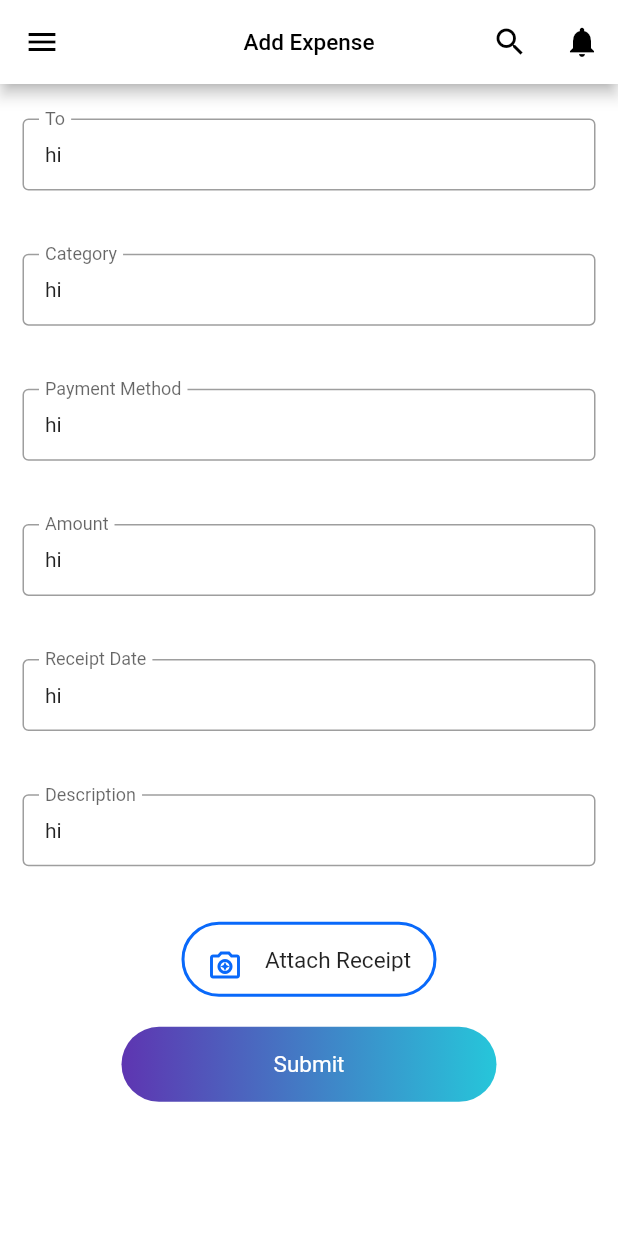
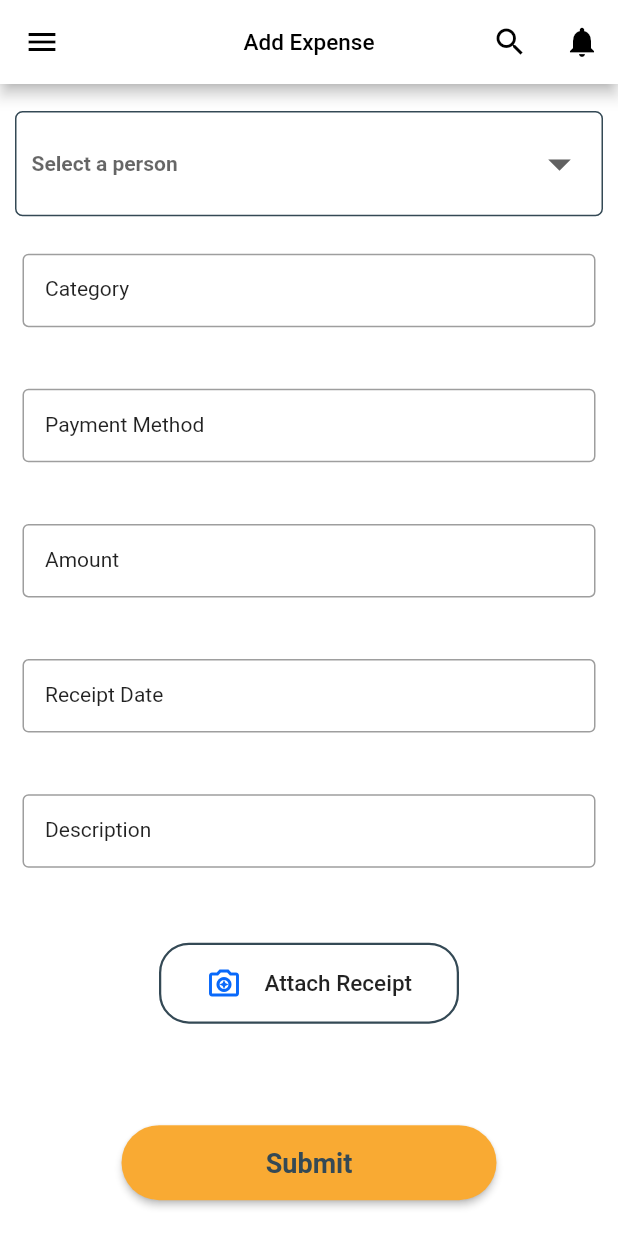
Before and after one commit to Koshaliya/ReExA, a Flutter app: the screen it shows after launch, on a phone screen of 412 x 824 dp. Run offline on Flutter 3.47's test engine with Material 2 defaults, Android fonts, the phone set to English and light mode, and no system bars.

Commit message:
dropDown

```diff
--- a/lib/Widgets/InputBoxCard.dart
+++ b/lib/Widgets/InputBoxCard.dart
@@ -1,30 +1,33 @@
+import 'dart:ui';
+
 import 'package:flutter/material.dart';
 
 class InputField extends StatelessWidget {
   final String label;
+  final String hintText;
 
-  const InputField({this.label});
+  const InputField({this.label,this.hintText});
 
   @override
   Widget build(BuildContext context) {
     return Container(
+      height: 200.0,
       margin: EdgeInsets.all(15.0),
-      child: InputDecorator(
+      child: TextField(
         decoration: InputDecoration(
-            labelText: label,
-            border: OutlineInputBorder(),
-            contentPadding: EdgeInsets.all(15.0)),
-        child: Row(
-          mainAxisAlignment: MainAxisAlignment.spaceBetween,
-          mainAxisSize: MainAxisSize.min,
-          children: <Widget>[
-            Text('hi'),
-          ],
+          labelText: label,
+          labelStyle: TextStyle(color: Colors.black87,fontSize: 14.0),
+          border: OutlineInputBorder(),
+          contentPadding: EdgeInsets.all(15.0),
+          hintText: 'hi',
+          hintStyle: TextStyle(color: Colors.grey,fontSize: 12.0),
         ),
       ),
     );
   }
 }
+
+
 
 class AttachButton extends StatelessWidget {
   final String label;
@@ -32,31 +35,78 @@ class AttachButton extends StatelessWidget {
 
   @override
   Widget build(BuildContext context) {
-    return Container(
-      alignment: Alignment.center,
-      decoration: BoxDecoration(
-        border: Border.all(width: 2.0, color: Color(0xFF0969FA)),
-        borderRadius: BorderRadius.circular(50),
-      ),
-      child: Row(
-        mainAxisAlignment: MainAxisAlignment.spaceBetween,
-        crossAxisAlignment: CrossAxisAlignment.center,
-        textBaseline: TextBaseline.ideographic,
-        children: [
-          Icon(
-            Icons.camera_enhance_outlined,
-            color: Color(0xFF0969FA),
-          ),
-          Text(
-            label,
-            style: TextStyle(fontSize: 15.0, color: Colors.black87),
-          ),
-        ],
-      ),
-      width: 170.0,
-      height: 50.0,
-      padding: EdgeInsets.all(15.0),
-      margin: EdgeInsets.symmetric(vertical: 10.0, horizontal: 25.0),
+    return SizedBox(
+      width: 200.0,
+      child: FlatButton(onPressed: (){},
+        shape: RoundedRectangleBorder(
+          borderRadius: BorderRadius.circular(20.0),
+          side: BorderSide(color: Color(0xFF344955),
+          width: 1.5
+          ) ),
+        padding: EdgeInsets.all(15.0),
+        child: Row(
+          mainAxisAlignment: MainAxisAlignment.center,
+          children: [
+            Icon(
+              Icons.camera_enhance_outlined,
+              color: Color(0xFF0969FA),
+            ),
+            SizedBox(
+              width: 15.0
+            ),
+            Text(
+              label,
+              style: TextStyle(fontSize: 15.0, color: Colors.black87),
+            ),
+          ],
+        ),
+       ),
     );
   }
 }
+
+String valueChoose;
+List listItem = [
+  "M001","M002","M003","M004","M005","M006"
+];
+
+
+class DropDownArrow extends StatefulWidget {
+  @override
+  _DropDownArrowState createState() => _DropDownArrowState();
+}
+
+class _DropDownArrowState extends State<DropDownArrow> {
+  @override
+  Widget build(BuildContext context) {
+    return Padding(
+      padding: const EdgeInsets.all(10.0),
+
+      child: Container(
+        padding: EdgeInsets.all(10.0),
+        decoration: BoxDecoration(
+          border: Border.all(color:Color(0xFF344955),width: 1),
+          borderRadius: BorderRadius.circular(5.0)
+        ),
+        child: DropdownButton(
+          hint:Text('Select a person'),
+          dropdownColor: Color(0xFF344955),
+          icon: Icon(Icons.arrow_drop_down),
+          iconSize: 36,
+          isExpanded: true,
+          style: TextStyle(color: Color(0xFFF9AA33),fontWeight: FontWeight.bold),
+          underline: SizedBox(),
+          value: valueChoose,
+          onChanged: (newValue){
+            setState(() {
+              valueChoose = newValue;
+            });
+          },
+          items:listItem.map((valueItem){
+            return DropdownMenuItem(child: Text(valueItem),value: valueItem,);
+          }).toList(),
+        ),
+      ),
+    );
+  }
+}
--- a/lib/Widgets/TodayMonthCard.dart
+++ b/lib/Widgets/TodayMonthCard.dart
@@ -1,5 +1,6 @@
 import 'package:flutter/material.dart';
 import 'constants.dart';
+
 
 class LoginButton extends StatelessWidget {
   final String label;
@@ -7,24 +8,24 @@ class LoginButton extends StatelessWidget {
 
   @override
   Widget build(BuildContext context) {
-    return Container(
-      alignment: Alignment.center,
-      decoration: BoxDecoration(
-        gradient: LinearGradient(colors: [
-          Colors.deepPurple[600],
-          Colors.cyan[400],
-        ]),
-        borderRadius: BorderRadius.circular(50),
-      ),
-      child: Text(label,
-          style: TextStyle(fontSize: 15.0, color: Colors.white)),
+    return SizedBox(
+      height: 50.0,
       width: 250.0,
-      height: 50.0,
-      padding: EdgeInsets.all(15.0),
-      margin: EdgeInsets.symmetric(vertical: 10.0, horizontal: 25.0),
+      child: RaisedButton(onPressed: (){},
+          shape: RoundedRectangleBorder(
+            borderRadius: BorderRadius.circular(40.0),
+             ),
+          padding: EdgeInsets.all(15.0),
+          color: Color(0xFFF9AA33),
+          child: Text(label,
+            style: TextStyle(fontSize: 18.0, color: Color(0xFF344955),fontWeight: FontWeight.bold),)
+         ),
     );
   }
 }
+
+//Color(0xFF344955),
+//Color(0xFFF9AA33),
 
 
 class TodayMonth extends StatelessWidget {
--- a/lib/main.dart
+++ b/lib/main.dart
@@ -1,6 +1,7 @@
+import 'package:ReExA/screens/loginPage.dart';
 import 'package:flutter/material.dart';
-//import 'screens/loginPage.dart';
-//import 'package:ReExA/screens/empDashboard.dart';
+import 'screens/loginPage.dart';
+import 'package:ReExA/screens/empDashboard.dart';
 import 'package:ReExA/screens/addExpense.dart';
 
 void main() => runApp(MyApp());
--- a/lib/screens/addExpense.dart
+++ b/lib/screens/addExpense.dart
@@ -12,6 +12,7 @@ class _AddExpenseState extends State<AddExpense> {
   @override
   Widget build(BuildContext context) {
     return Scaffold(
+      resizeToAvoidBottomInset:false,
       appBar: AppBar(
         backgroundColor: Colors.white,
         centerTitle: true,
@@ -44,26 +45,26 @@ class _AddExpenseState extends State<AddExpense> {
           Expanded(
             flex: 5,
             child: Container(
-              margin: EdgeInsets.only(top:8.0),
+              margin: EdgeInsets.only(top: 8.0),
               child: Column(
                 children: [
                   Expanded(
-                    child: InputField(label:'To'),
+                    child: DropDownArrow(),
                   ),
                   Expanded(
-                    child: InputField(label:'Category'),
+                    child: InputField(label: 'Category'),
                   ),
                   Expanded(
-                    child: InputField(label:'Payment Method'),
+                    child: InputField(label: 'Payment Method'),
                   ),
                   Expanded(
-                    child: InputField(label:'Amount'),
+                    child: InputField(label: 'Amount'),
                   ),
                   Expanded(
-                    child: InputField(label:'Receipt Date'),
+                    child: InputField(label: 'Receipt Date'),
                   ),
                   Expanded(
-                    child: InputField(label:'Description'),
+                    child: InputField(label: 'Description'),
                   ),
                 ],
               ),
@@ -72,9 +73,17 @@ class _AddExpenseState extends State<AddExpense> {
           Expanded(
               flex: 2,
               child: Column(
+                mainAxisAlignment: MainAxisAlignment.spaceEvenly,
                 children: [
-                  AttachButton(label: 'Attach Receipt',),
-                  LoginButton(label: 'Submit',)
+                  AttachButton(
+                    label: 'Attach Receipt',
+                  ),
+                  SizedBox(
+                    height:20.0
+                  ),
+                  LoginButton(
+                    label: 'Submit',
+                  )
                 ],
               ))
         ],
```
